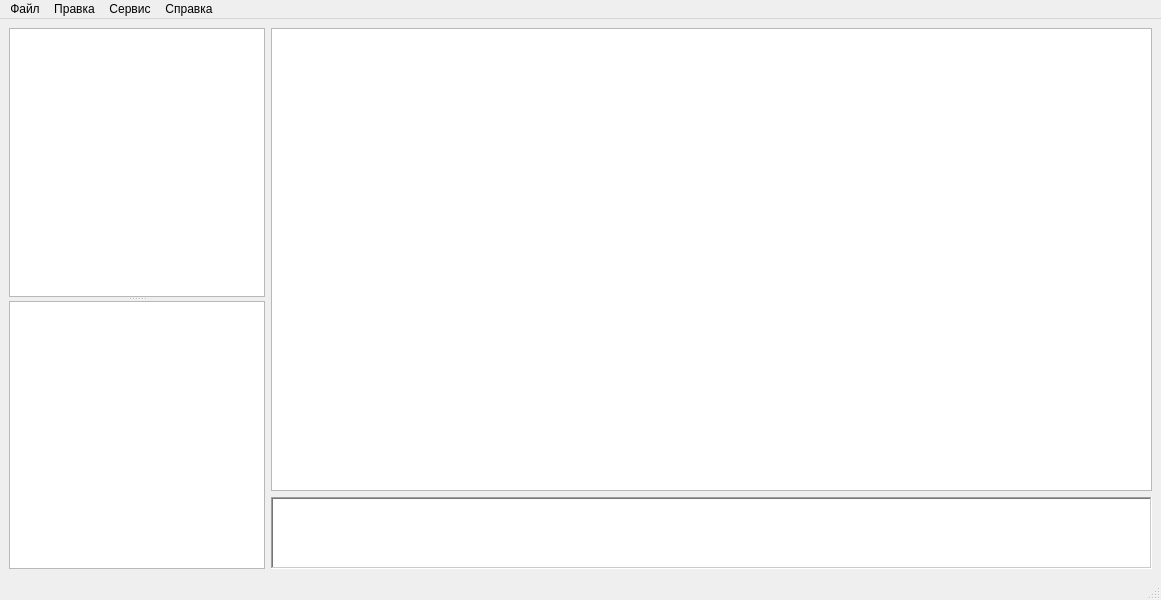
Old version of the form mainwindow.ui in the repository caxapyk/TPointer.
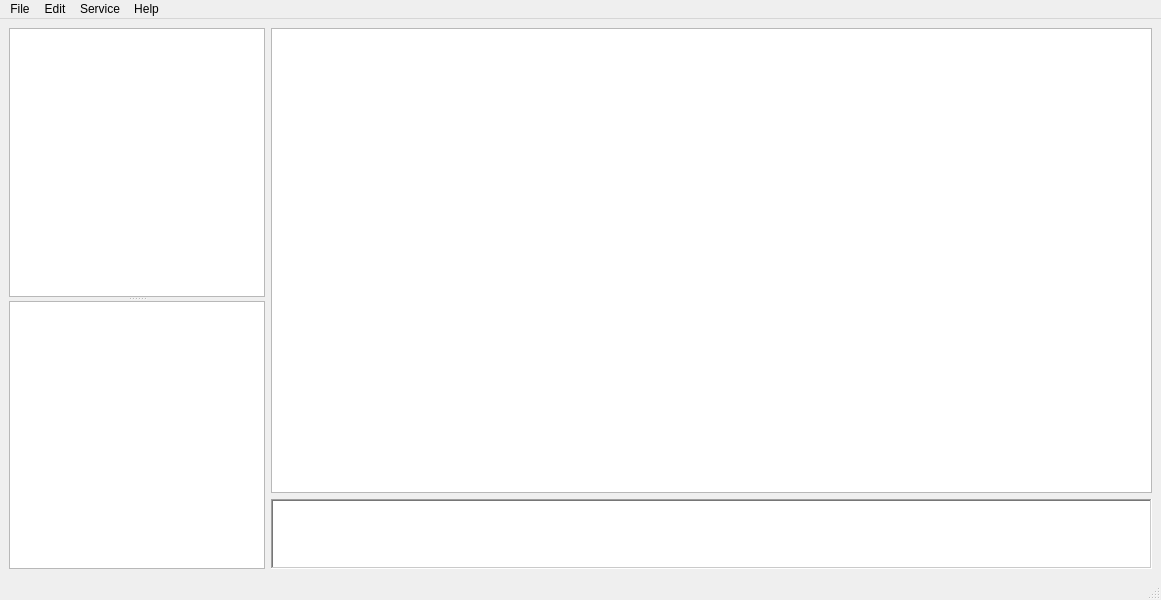
New version of the form. Icons and pictures are not drawn.

Diff of the .ui file:
```diff
--- a/mainwindow.ui
+++ b/mainwindow.ui
@@ -77,6 +77,12 @@
           <verstretch>1</verstretch>
          </sizepolicy>
         </property>
+        <property name="maximumSize">
+         <size>
+          <width>16777215</width>
+          <height>70</height>
+         </size>
+        </property>
         <property name="frameShape">
          <enum>QFrame::WinPanel</enum>
         </property>
@@ -100,7 +106,7 @@
    </property>
    <widget class="QMenu" name="menu">
     <property name="title">
-     <string>Файл</string>
+     <string>File</string>
     </property>
     <widget class="QMenu" name="menu_3">
      <property name="title">
@@ -118,19 +124,19 @@
    </widget>
    <widget class="QMenu" name="menu_5">
     <property name="title">
-     <string>Справка</string>
+     <string>Help</string>
     </property>
     <addaction name="action_about"/>
    </widget>
    <widget class="QMenu" name="menu_6">
     <property name="title">
-     <string>Правка</string>
+     <string>Edit</string>
     </property>
     <addaction name="action_search"/>
    </widget>
    <widget class="QMenu" name="menu_2">
     <property name="title">
-     <string>Сервис</string>
+     <string>Service</string>
     </property>
    </widget>
    <addaction name="menu"/>
```
Left out of the diff: 32 changed lines with no effect on the pictures.
